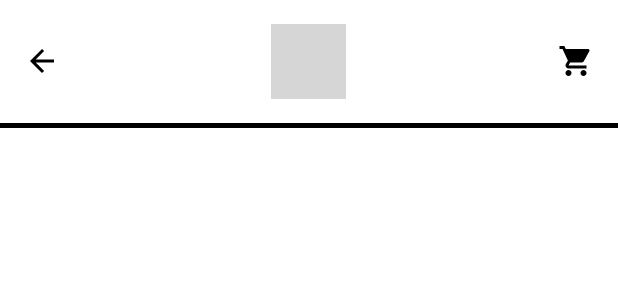
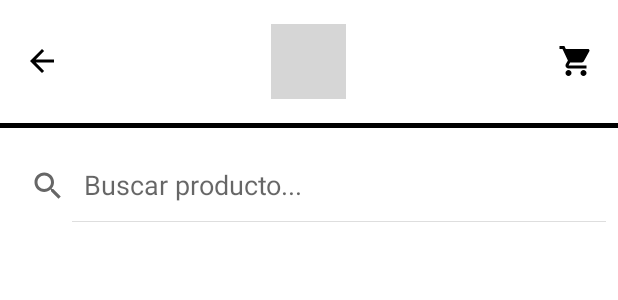
Before and after one commit to DestroyerRexor/OhMyYog, an Android app: the layout activity_product_list.xml on its own in the app's theme, with its tools: preview values and no code run, on a phone screen of 412 x 824 dp. Shown: the top 300 px of the screen. Run offline under Robolectric (Android 15) with nearby library versions, the phone set to English and light mode, and no system bars; network calls fail; grey boxes are pictures that could not be loaded.

Commit message:
FEAT / Search bar implementation

```diff
--- a/app/src/main/res/layout/activity_product_list.xml
+++ b/app/src/main/res/layout/activity_product_list.xml
@@ -10,22 +10,26 @@
         android:id="@+id/toolbar"
         layout="@layout/toolbar"/>
 
-    <!--
-
-    <ListView
+    <LinearLayout
+        android:layout_width="match_parent"
+        android:layout_height="match_parent"
         android:layout_below="@id/toolbar"
         android:layout_marginTop="100dp"
-        android:layout_width="match_parent"
-        android:layout_height="match_parent"
-        android:id="@+id/productListView"
-    />
+        android:id="@+id/containerSearch">
 
-    -->
+        <SearchView
+            android:layout_width="match_parent"
+            android:layout_height="wrap_content"
+            android:id="@+id/listSearchView"
+            android:iconifiedByDefault="false"
+            android:queryHint="Buscar producto..."/>
+
+    </LinearLayout>
 
     <GridView
         android:id="@+id/grid"
-        android:layout_below="@id/toolbar"
-        android:layout_marginTop="100dp"
+        android:layout_below="@id/containerSearch"
+        android:layout_marginTop="170dp"
         android:layout_width="match_parent"
         android:layout_height="match_parent"
         android:numColumns="2"
```
Also changed, not shown: app/src/main/java/com/example/evidenciafinalapp/ProductListActivity.java (+35 -6 lines).
